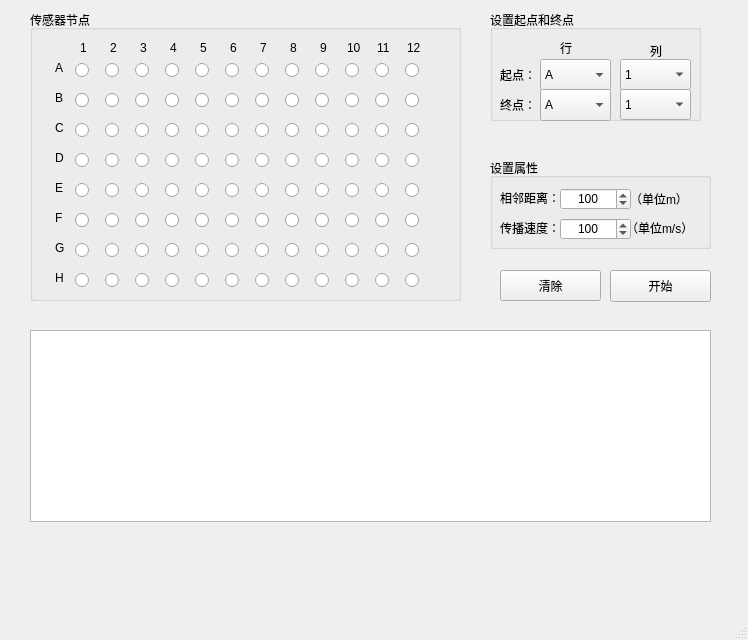
The window that mainwindow.ui (iMbaGong/SensorNetwork) describes before a commit, drawn with Qt 5.
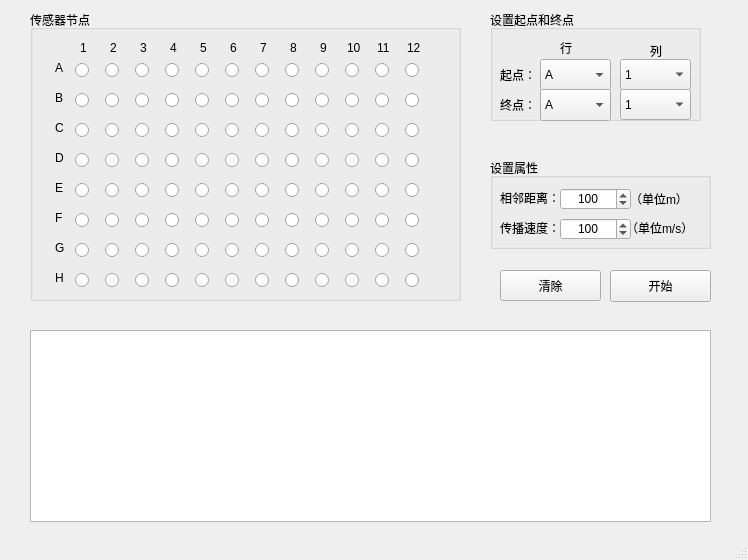
The same window after the commit.

```diff
--- a/mainwindow.ui
+++ b/mainwindow.ui
@@ -7,7 +7,7 @@
     <x>0</x>
     <y>0</y>
     <width>748</width>
-    <height>640</height>
+    <height>560</height>
    </rect>
   </property>
   <property name="windowTitle">
```
